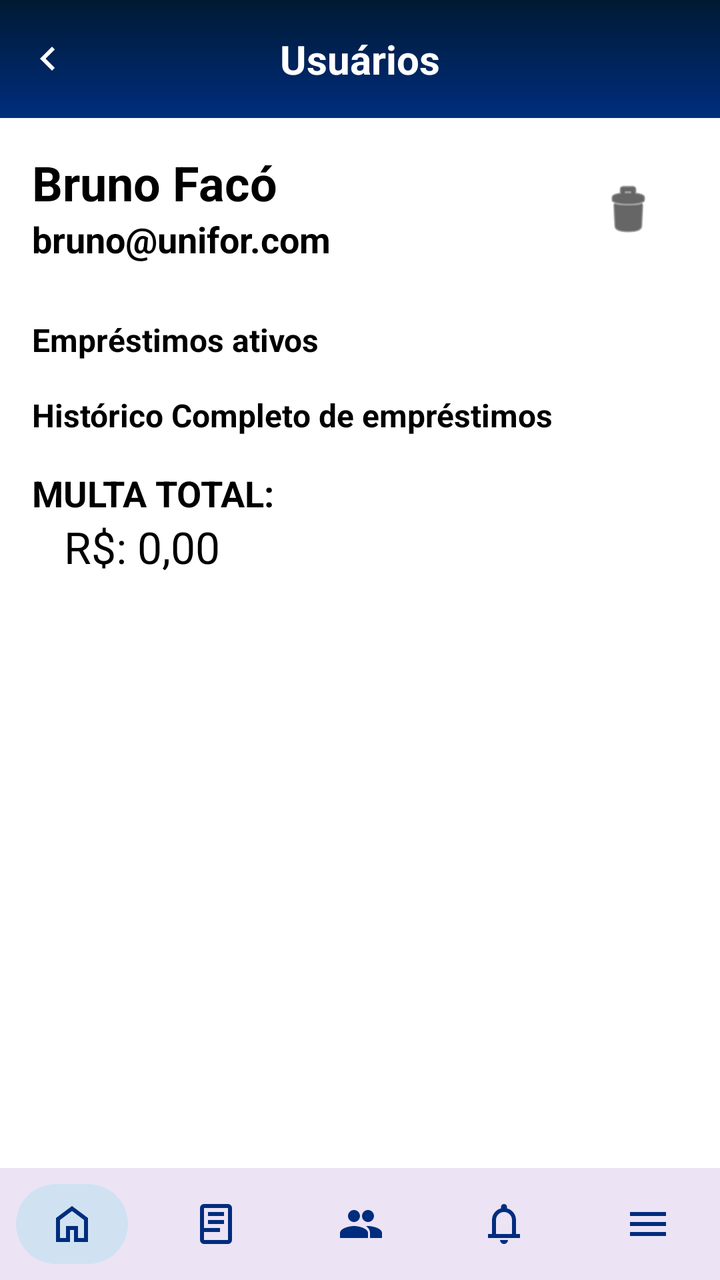
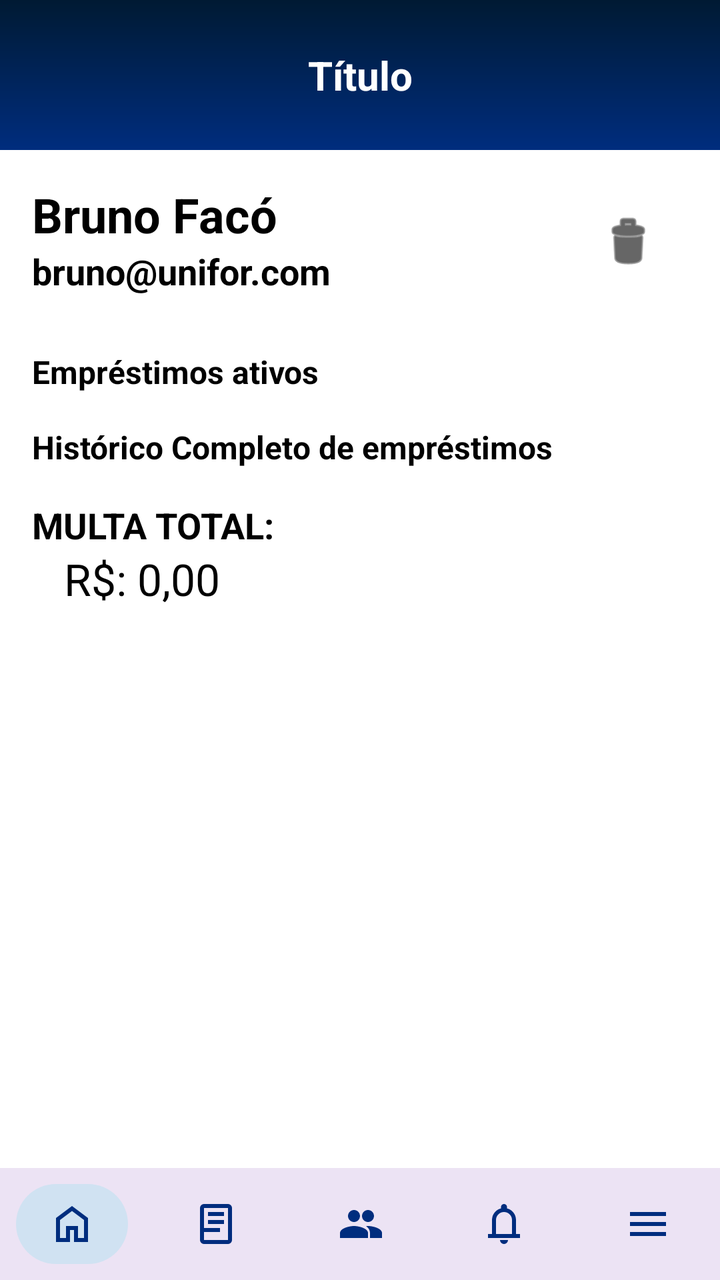

Before-and-after screenshots of an Android layout around one commit, followed by the original layout XML and the change that was made.
<!-- AndroidManifest.xml: application theme Theme.Bibliotecaapp -->
<!-- res/layout/tela_detalhesusuarioadm.xml -->
<?xml version="1.0" encoding="utf-8"?>
<LinearLayout xmlns:android="http://schemas.android.com/apk/res/android"
    xmlns:app="http://schemas.android.com/apk/res-auto"
    xmlns:tools="http://schemas.android.com/tools"
    android:id="@+id/main"
    android:layout_width="match_parent"
    android:layout_height="match_parent"
    android:background="#FFFFFF"
    android:orientation="vertical"
    tools:context=".DetalhesusuarioadmActivity">

    <ScrollView
        android:layout_width="match_parent"
        android:layout_height="0dp"
        android:layout_weight="1"
        android:fillViewport="true">

        <LinearLayout
            android:layout_width="match_parent"
            android:layout_height="wrap_content"
            android:orientation="vertical">

            
            <RelativeLayout
                android:layout_width="match_parent"
                android:layout_height="wrap_content"
                android:background="@drawable/background_header">

                <ImageView
                    android:id="@+id/btnVoltar"
                    android:layout_width="24dp"
                    android:layout_height="24dp"
                    android:layout_centerVertical="true"
                    android:layout_marginStart="12dp"
                    android:src="@drawable/ic_leftarrow"
                    app:tint="#FFFFFF" />

                <TextView
                    android:layout_width="match_parent"
                    android:layout_height="wrap_content"
                    android:gravity="center"
                    android:padding="16dp"
                    android:text="Usuários"
                    android:textColor="#FFFFFF"
                    android:textSize="20sp"
                    android:textStyle="bold" />
            </RelativeLayout>

            
            <androidx.constraintlayout.widget.ConstraintLayout
                android:layout_width="match_parent"
                android:layout_height="wrap_content"
                android:padding="16dp">

                <TextView
                    android:id="@+id/txtNome"
                    android:layout_width="0dp"
                    android:layout_height="wrap_content"
                    android:text="Bruno Facó"
                    android:textColor="#000000"
                    android:textSize="24sp"
                    android:textStyle="bold"
                    app:layout_constraintEnd_toStartOf="@+id/btnDelete"
                    app:layout_constraintStart_toStartOf="parent"
                    app:layout_constraintTop_toTopOf="parent" />

                <TextView
                    android:id="@+id/txtEmail"
                    android:layout_width="0dp"
                    android:layout_height="wrap_content"
                    android:text="bruno@unifor.com"
                    android:textColor="#000000"
                    android:textSize="18sp"
                    android:textStyle="bold"
                    app:layout_constraintEnd_toStartOf="@+id/btnDelete"
                    app:layout_constraintStart_toStartOf="parent"
                    app:layout_constraintTop_toBottomOf="@id/txtNome" />

                <ImageView
                    android:id="@+id/btnDelete"
                    android:layout_width="60dp"
                    android:layout_height="60dp"
                    android:padding="15dp"
                    android:src="@android:drawable/ic_menu_delete"
                    android:background="?attr/selectableItemBackgroundBorderless"
                    android:clickable="true"
                    android:focusable="true"
                    app:tint="#000000"
                    app:layout_constraintBottom_toBottomOf="parent"
                    app:layout_constraintEnd_toEndOf="parent"
                    app:layout_constraintTop_toTopOf="parent" />

            </androidx.constraintlayout.widget.ConstraintLayout>

            <TextView
                android:layout_width="match_parent"
                android:layout_height="wrap_content"
                android:layout_marginHorizontal="16dp"
                android:layout_marginTop="8dp"
                android:text="Empréstimos ativos"
                android:textColor="#000000"
                android:textSize="16sp"
                android:textStyle="bold" />

            <androidx.recyclerview.widget.RecyclerView
                android:id="@+id/recyclerAtivos"
                android:layout_width="match_parent"
                android:layout_height="wrap_content"
                android:nestedScrollingEnabled="false"
                tools:listitem="@layout/item_emprestimo_ativo" />

            <TextView
                android:layout_width="match_parent"
                android:layout_height="wrap_content"
                android:layout_marginHorizontal="16dp"
                android:layout_marginTop="16dp"
                android:text="Histórico Completo de empréstimos"
                android:textColor="#000000"
                android:textSize="16sp"
                android:textStyle="bold" />

            <androidx.recyclerview.widget.RecyclerView
                android:id="@+id/recyclerHistorico"
                android:layout_width="match_parent"
                android:layout_height="wrap_content"
                android:nestedScrollingEnabled="false"
                tools:listitem="@layout/item_emprestimo_historico" />

            
            <LinearLayout
                android:layout_width="match_parent"
                android:layout_height="wrap_content"
                android:orientation="vertical"
                android:padding="16dp">

                <TextView
                    android:layout_width="wrap_content"
                    android:layout_height="wrap_content"
                    android:text="MULTA TOTAL:"
                    android:textColor="#000000"
                    android:textSize="18sp"
                    android:textStyle="bold" />

                <TextView
                    android:id="@+id/txtMultaTotal"
                    android:layout_width="wrap_content"
                    android:layout_height="wrap_content"
                    android:layout_marginStart="16dp"
                    android:text="R$: 0,00"
                    android:textColor="#000000"
                    android:textSize="22sp"
                    android:background="?attr/selectableItemBackground"
                    android:clickable="true"
                    android:focusable="true" />
            </LinearLayout>

        </LinearLayout>
    </ScrollView>

    <include layout="@layout/navbar_admin_layout" />

</LinearLayout>
<!-- res/layout/item_emprestimo_ativo.xml (included above) -->
<?xml version="1.0" encoding="utf-8"?>
<androidx.cardview.widget.CardView xmlns:android="http://schemas.android.com/apk/res/android"
    xmlns:app="http://schemas.android.com/apk/res-auto"
    android:layout_width="match_parent"
    android:layout_height="wrap_content"
    android:layout_marginHorizontal="16dp"
    android:layout_marginVertical="8dp"
    app:cardCornerRadius="4dp"
    app:cardElevation="2dp">

    <androidx.constraintlayout.widget.ConstraintLayout
        android:layout_width="match_parent"
        android:layout_height="wrap_content"
        android:padding="8dp">

        <TextView
            android:id="@+id/txtTitulo"
            android:layout_width="0dp"
            android:layout_height="wrap_content"
            android:textColor="#000000"
            android:textSize="22sp"
            android:textStyle="bold"
            app:layout_constraintEnd_toStartOf="@+id/imgItem"
            app:layout_constraintStart_toStartOf="parent"
            app:layout_constraintTop_toTopOf="parent" />

        <TextView
            android:id="@+id/txtDatas"
            android:layout_width="0dp"
            android:layout_height="wrap_content"
            android:layout_marginTop="8dp"
            android:textColor="#333333"
            android:textSize="14sp"
            app:layout_constraintEnd_toStartOf="@+id/imgItem"
            app:layout_constraintStart_toStartOf="parent"
            app:layout_constraintTop_toBottomOf="@id/txtTitulo" />

        <TextView
            android:id="@+id/txtMulta"
            android:layout_width="0dp"
            android:layout_height="wrap_content"
            android:layout_marginTop="24dp"
            android:textColor="#333333"
            android:textSize="12sp"
            app:layout_constraintEnd_toStartOf="@+id/imgItem"
            app:layout_constraintStart_toStartOf="parent"
            app:layout_constraintTop_toBottomOf="@id/txtDatas" />

        <ImageView
            android:id="@+id/imgItem"
            android:layout_width="80dp"
            android:layout_height="80dp"
            android:scaleType="centerCrop"
            app:layout_constraintBottom_toBottomOf="parent"
            app:layout_constraintEnd_toEndOf="parent"
            app:layout_constraintTop_toTopOf="parent" />

    </androidx.constraintlayout.widget.ConstraintLayout>
</androidx.cardview.widget.CardView>
<!-- res/layout/item_emprestimo_historico.xml (included above) -->
<?xml version="1.0" encoding="utf-8"?>
<androidx.cardview.widget.CardView xmlns:android="http://schemas.android.com/apk/res/android"
    xmlns:app="http://schemas.android.com/apk/res-auto"
    android:layout_width="match_parent"
    android:layout_height="wrap_content"
    android:layout_marginHorizontal="16dp"
    android:layout_marginVertical="8dp"
    app:cardCornerRadius="4dp"
    app:cardElevation="2dp">

    <androidx.constraintlayout.widget.ConstraintLayout
        android:layout_width="match_parent"
        android:layout_height="wrap_content"
        android:padding="8dp">

        <TextView
            android:id="@+id/txtTitulo"
            android:layout_width="0dp"
            android:layout_height="wrap_content"
            android:textColor="#000000"
            android:textSize="18sp"
            android:textStyle="bold"
            app:layout_constraintEnd_toStartOf="@+id/imgItem"
            app:layout_constraintStart_toStartOf="parent"
            app:layout_constraintTop_toTopOf="parent" />

        <TextView
            android:id="@+id/txtDatas"
            android:layout_width="0dp"
            android:layout_height="wrap_content"
            android:layout_marginTop="4dp"
            android:textColor="#333333"
            android:textSize="12sp"
            app:layout_constraintEnd_toStartOf="@+id/imgItem"
            app:layout_constraintStart_toStartOf="parent"
            app:layout_constraintTop_toBottomOf="@id/txtTitulo" />

        <TextView
            android:id="@+id/txtMulta"
            android:layout_width="0dp"
            android:layout_height="wrap_content"
            android:layout_marginTop="16dp"
            android:textColor="#333333"
            android:textSize="10sp"
            app:layout_constraintEnd_toStartOf="@+id/imgItem"
            app:layout_constraintStart_toStartOf="parent"
            app:layout_constraintTop_toBottomOf="@id/txtDatas" />

        <ImageView
            android:id="@+id/imgItem"
            android:layout_width="80dp"
            android:layout_height="100dp"
            android:scaleType="centerCrop"
            app:layout_constraintBottom_toBottomOf="parent"
            app:layout_constraintEnd_toEndOf="parent"
            app:layout_constraintTop_toTopOf="parent" />

    </androidx.constraintlayout.widget.ConstraintLayout>
</androidx.cardview.widget.CardView>
<!-- res/layout/navbar_admin_layout.xml (included above) -->
<?xml version="1.0" encoding="utf-8"?>
<com.google.android.material.bottomnavigation.BottomNavigationView
    xmlns:android="http://schemas.android.com/apk/res/android"
    xmlns:app="http://schemas.android.com/apk/res-auto"
    android:id="@+id/bottomNavAdmin"
    style="@style/NavBar"
    android:layout_width="match_parent"
    android:layout_height="wrap_content"
    app:menu="@menu/admin_bottom_menu"/>
<!-- resources referenced by this layout -->
<resources>
  <!-- drawable background_header (drawable) -->
  <?xml version="1.0" encoding="utf-8"?>
  <shape xmlns:android="http://schemas.android.com/apk/res/android">
  
      <gradient
          android:type="linear"
          android:angle="270"
          android:startColor="#001A33"
          android:endColor="#002D7E" />
  
      <corners android:radius="0dp" />
  
  </shape>
  <!-- drawable ic_leftarrow (drawable) -->
  <vector xmlns:android="http://schemas.android.com/apk/res/android"
      android:width="24dp"
      android:height="24dp"
      android:viewportWidth="960"
      android:viewportHeight="960">
    <path
        android:pathData="M560,720 L320,480l240,-240 56,56 -184,184 184,184 -56,56Z"
        android:fillColor="#FFFFFF"/>
  </vector>
  <style name="NavBar" parent="Widget.MaterialComponents.BottomNavigationView">
          <item name="itemBackground">@drawable/nav_item_background</item>
          <item name="itemRippleColor">@android:color/transparent</item>
          <item name="itemIconTint">#002D7E</item>
          <item name="itemTextColor">@null</item>
          <item name="labelVisibilityMode">unlabeled</item>
      </style>
  <style name="Theme.Bibliotecaapp" parent="Base.Theme.Bibliotecaapp" />
  <!-- drawable nav_item_background (drawable) -->
  <?xml version="1.0" encoding="utf-8"?>
  <selector xmlns:android="http://schemas.android.com/apk/res/android">
  
      
      <item android:state_checked="true">
          <inset
              android:insetLeft="8dp"
              android:insetRight="8dp"
              android:insetTop="8dp"
              android:insetBottom="8dp">
  
              <shape android:shape="rectangle">
                  <solid android:color="#D0E2F2"/>
                  <corners android:radius="100dp"/>
              </shape>
  
          </inset>
      </item>
  
      
      <item>
          <color android:color="@android:color/transparent"/>
      </item>
  
  </selector>
  <style name="Base.Theme.Bibliotecaapp" parent="Theme.Material3.DayNight.NoActionBar">
          
          
      </style>
</resources>

<!-- the commit's change to res/layout/tela_detalhesusuarioadm.xml (unified diff, before → after) -->
@@ -8,6 +8,11 @@
     android:background="#FFFFFF"
     android:orientation="vertical"
     tools:context=".DetalhesusuarioadmActivity">
+
+    
+    <include
+        android:id="@+id/header"
+        layout="@layout/header_layout" />
 
     <ScrollView
         android:layout_width="match_parent"
@@ -19,32 +24,6 @@
             android:layout_width="match_parent"
             android:layout_height="wrap_content"
             android:orientation="vertical">
-
-            
-            <RelativeLayout
-                android:layout_width="match_parent"
-                android:layout_height="wrap_content"
-                android:background="@drawable/background_header">
-
-                <ImageView
-                    android:id="@+id/btnVoltar"
-                    android:layout_width="24dp"
-                    android:layout_height="24dp"
-                    android:layout_centerVertical="true"
-                    android:layout_marginStart="12dp"
-                    android:src="@drawable/ic_leftarrow"
-                    app:tint="#FFFFFF" />
-
-                <TextView
-                    android:layout_width="match_parent"
-                    android:layout_height="wrap_content"
-                    android:gravity="center"
-                    android:padding="16dp"
-                    android:text="Usuários"
-                    android:textColor="#FFFFFF"
-                    android:textSize="20sp"
-                    android:textStyle="bold" />
-            </RelativeLayout>
 
             
             <androidx.constraintlayout.widget.ConstraintLayout
@@ -86,7 +65,6 @@
                     android:clickable="true"
                     android:focusable="true"
                     app:tint="#000000"
-                    app:layout_constraintBottom_toBottomOf="parent"
                     app:layout_constraintEnd_toEndOf="parent"
                     app:layout_constraintTop_toTopOf="parent" />
 
@@ -160,6 +138,46 @@
     <include layout="@layout/navbar_admin_layout" />
 
 </LinearLayout>
+<!-- res/layout/header_layout.xml (included above) -->
+<androidx.constraintlayout.widget.ConstraintLayout
+    xmlns:android="http://schemas.android.com/apk/res/android"
+    xmlns:app="http://schemas.android.com/apk/res-auto"
+    android:layout_width="match_parent"
+    android:layout_height="wrap_content"
+    android:background="@drawable/background_header"
+    android:paddingTop="24dp"
+    android:paddingBottom="24dp">
+
+    
+    <ImageView
+        android:id="@+id/btnBack"
+        android:layout_width="24dp"
+        android:layout_height="24dp"
+        android:layout_marginStart="16dp"
+        android:src="@drawable/ic_leftarrow"
+        app:tint="#FFFFFF"
+        android:visibility="gone"
+        app:layout_constraintStart_toStartOf="parent"
+        app:layout_constraintTop_toTopOf="parent"
+        app:layout_constraintBottom_toBottomOf="parent"/>
+
+    
+    <TextView
+        android:id="@+id/txtTitulo"
+        android:layout_width="0dp"
+        android:layout_height="wrap_content"
+        android:text="Título"
+        android:textColor="#FFFFFF"
+        android:textSize="20sp"
+        android:textStyle="bold"
+        android:gravity="center"
+
+        app:layout_constraintStart_toStartOf="parent"
+        app:layout_constraintEnd_toEndOf="parent"
+        app:layout_constraintTop_toTopOf="parent"
+        app:layout_constraintBottom_toBottomOf="parent"/>
+
+</androidx.constraintlayout.widget.ConstraintLayout>
 <!-- res/layout/item_emprestimo_ativo.xml (included above) -->
 <?xml version="1.0" encoding="utf-8"?>
 <androidx.cardview.widget.CardView xmlns:android="http://schemas.android.com/apk/res/android"
